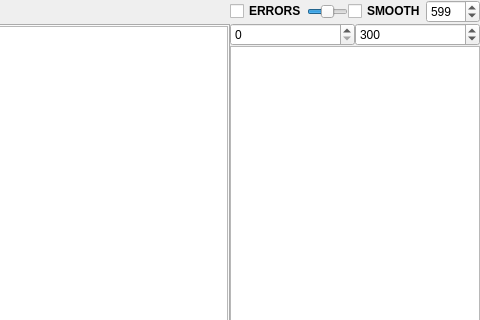
This is scripts/lcdft.ui in kkotysz/lcView as Qt 5 draws it before an edit; both pictures show x 734 to 1214 and y 0 to 320 of the 1214 by 777 pixel window. The edited form follows.
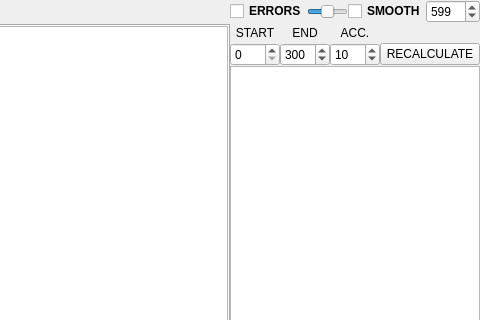
This is the edited form. Custom widgets are drawn as their Qt base class.

Diff of the .ui file:
```diff
--- a/scripts/lcdft.ui
+++ b/scripts/lcdft.ui
@@ -130,7 +130,7 @@
      <widget class="QWidget" name="file_list" native="true">
       <property name="minimumSize">
        <size>
-        <width>200</width>
+        <width>250</width>
         <height>0</height>
        </size>
       </property>
@@ -244,6 +244,88 @@
          </layout>
         </widget>
        </item>
+       <item>
+        <widget class="QWidget" name="widget_2" native="true">
+         <layout class="QHBoxLayout" name="horizontalLayout_7">
+          <property name="spacing">
+           <number>0</number>
+          </property>
+          <property name="leftMargin">
+           <number>0</number>
+          </property>
+          <property name="topMargin">
+           <number>0</number>
+          </property>
+          <property name="rightMargin">
+           <number>0</number>
+          </property>
+          <property name="bottomMargin">
+           <number>0</number>
+          </property>
+          <item>
+           <widget class="QLabel" name="label_2">
+            <property name="minimumSize">
+             <size>
+              <width>50</width>
+              <height>0</height>
+             </size>
+            </property>
+            <property name="text">
+             <string>START</string>
+            </property>
+            <property name="alignment">
+             <set>Qt::AlignCenter</set>
+            </property>
+           </widget>
+          </item>
+          <item>
+           <widget class="QLabel" name="label">
+            <property name="minimumSize">
+             <size>
+              <width>50</width>
+              <height>0</height>
+             </size>
+            </property>
+            <property name="text">
+             <string>END</string>
+            </property>
+            <property name="alignment">
+             <set>Qt::AlignCenter</set>
+            </property>
+           </widget>
+          </item>
+          <item>
+           <widget class="QLabel" name="range_label">
+            <property name="minimumSize">
+             <size>
+              <width>50</width>
+              <height>0</height>
+             </size>
+            </property>
+            <property name="text">
+             <string>ACC.</string>
+            </property>
+            <property name="alignment">
+             <set>Qt::AlignCenter</set>
+            </property>
+           </widget>
+          </item>
+          <item>
+           <spacer name="horizontalSpacer">
+            <property name="orientation">
+             <enum>Qt::Horizontal</enum>
+            </property>
+            <property name="sizeHint" stdset="0">
+             <size>
+              <width>40</width>
+              <height>20</height>
+             </size>
+            </property>
+           </spacer>
+          </item>
+         </layout>
+        </widget>
+       </item>
        <item>
         <widget class="QWidget" name="ranges" native="true">
          <layout class="QHBoxLayout" name="horizontalLayout_6">
@@ -264,6 +346,12 @@
           </property>
           <item>
            <widget class="QSpinBox" name="start_spin">
+            <property name="maximumSize">
+             <size>
+              <width>50</width>
+              <height>16777215</height>
+             </size>
+            </property>
             <property name="maximum">
              <number>700</number>
             </property>
@@ -271,6 +359,12 @@
           </item>
           <item>
            <widget class="QSpinBox" name="end_spin">
+            <property name="maximumSize">
+             <size>
+              <width>50</width>
+              <height>16777215</height>
+             </size>
+            </property>
             <property name="maximum">
              <number>700</number>
             </property>
@@ -279,6 +373,38 @@
             </property>
            </widget>
           </item>
+          <item>
+           <widget class="QSpinBox" name="acc_spin">
+            <property name="maximumSize">
+             <size>
+              <width>50</width>
+              <height>16777215</height>
+             </size>
+            </property>
+            <property name="value">
+             <number>10</number>
+            </property>
+           </widget>
+          </item>
+          <item>
+           <widget class="QPushButton" name="recalc">
+            <property name="minimumSize">
+             <size>
+              <width>0</width>
+              <height>0</height>
+             </size>
+            </property>
+            <property name="maximumSize">
+             <size>
+              <width>100</width>
+              <height>16777215</height>
+             </size>
+            </property>
+            <property name="text">
+             <string>RECALCULATE</string>
+            </property>
+           </widget>
+          </item>
          </layout>
         </widget>
        </item>
```
